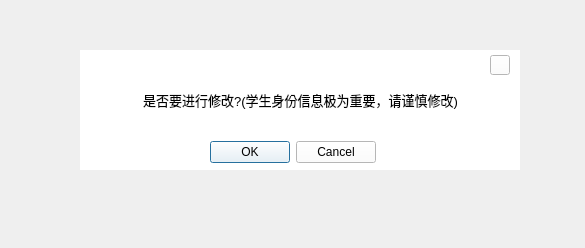
The window that Common/Widgets/MsgBox.ui (com567/NewRepo) describes before a commit, drawn with Qt 5.
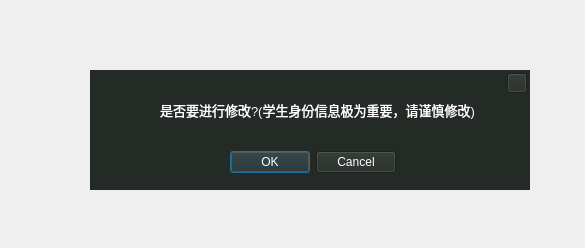
The same window after the commit. Icons and pictures are not drawn.

```diff
--- a/Common/Widgets/MsgBox.ui
+++ b/Common/Widgets/MsgBox.ui
@@ -19,40 +19,54 @@
   <widget class="QWidget" name="widget" native="true">
    <property name="geometry">
     <rect>
-     <x>80</x>
-     <y>50</y>
+     <x>90</x>
+     <y>70</y>
      <width>440</width>
      <height>120</height>
     </rect>
    </property>
    <property name="styleSheet">
-    <string notr="true">background-color: rgb(255, 255, 255);</string>
+    <string notr="true">
+background-color: rgb(36, 43, 38);
+gridline-color: rgb(255, 255, 255);
+
+
+</string>
    </property>
    <widget class="QLabel" name="Hint_text">
     <property name="geometry">
      <rect>
-      <x>60</x>
-      <y>40</y>
+      <x>70</x>
+      <y>30</y>
       <width>321</width>
       <height>21</height>
      </rect>
     </property>
+    <property name="styleSheet">
+     <string notr="true">color: rgb(255, 255, 255);</string>
+    </property>
     <property name="text">
      <string>&lt;html&gt;&lt;head/&gt;&lt;body&gt;&lt;p&gt;&lt;span style=&quot; font-size:10pt;&quot;&gt;是否要进行修改?(学生身份信息极为重要，请谨慎修改)&lt;/span&gt;&lt;/p&gt;&lt;/body&gt;&lt;/html&gt;</string>
     </property>
+    <property name="textFormat">
+     <enum>Qt::TextFormat::RichText</enum>
+    </property>
     <property name="alignment">
-     <set>Qt::AlignmentFlag::AlignCenter</set>
+     <set>Qt::AlignmentFlag::AlignLeading|Qt::AlignmentFlag::AlignLeft|Qt::AlignmentFlag::AlignVCenter</set>
     </property>
    </widget>
    <widget class="QDialogButtonBox" name="whetherBtn">
     <property name="geometry">
      <rect>
-      <x>130</x>
-      <y>90</y>
+      <x>140</x>
+      <y>80</y>
       <width>166</width>
       <height>24</height>
      </rect>
     </property>
+    <property name="styleSheet">
+     <string notr="true">color: rgb(255, 255, 255);</string>
+    </property>
     <property name="standardButtons">
      <set>QDialogButtonBox::StandardButton::Cancel|QDialogButtonBox::StandardButton::Ok</set>
     </property>
@@ -60,8 +74,8 @@
    <widget class="QToolButton" name="CloseBtn">
     <property name="geometry">
      <rect>
-      <x>410</x>
-      <y>5</y>
+      <x>417</x>
+      <y>3</y>
       <width>20</width>
       <height>20</height>
      </rect>
@@ -81,8 +95,8 @@
    <widget class="QLabel" name="Icon">
     <property name="geometry">
      <rect>
-      <x>36</x>
-      <y>40</y>
+      <x>50</x>
+      <y>31</y>
       <width>20</width>
       <height>20</height>
      </rect>
```
Left out of the diff: 9 changed lines with no effect on the pictures.
